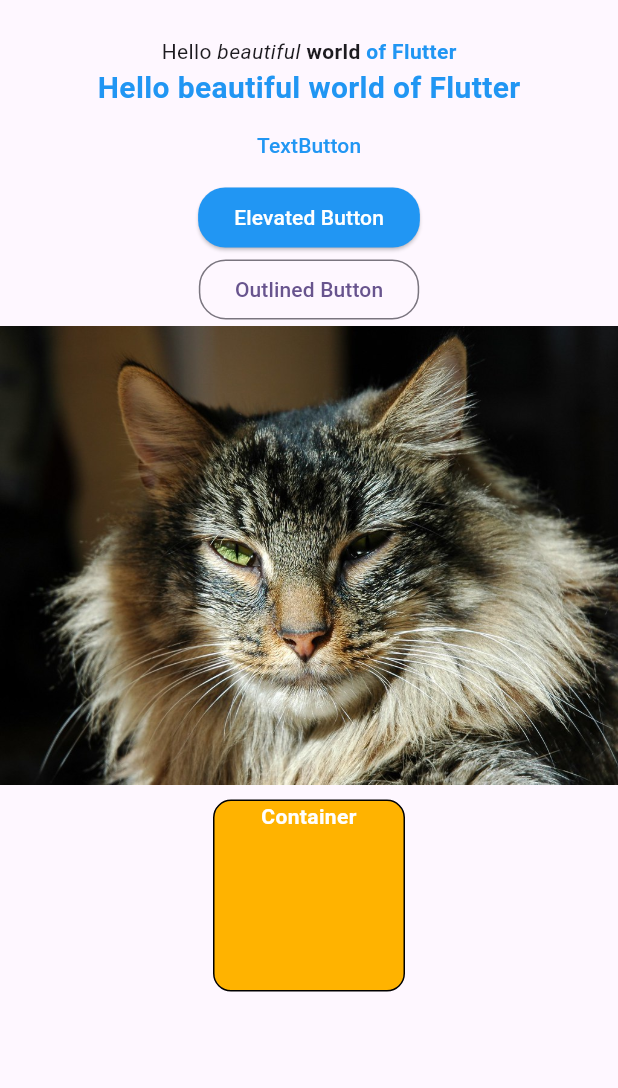
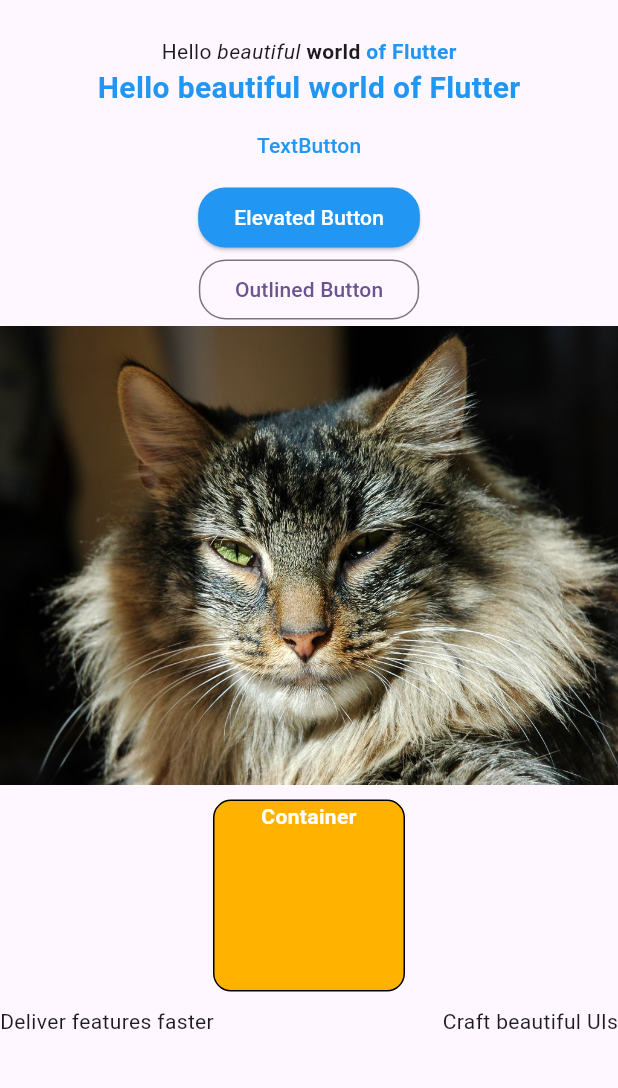
Before and after one commit to DevAiKaiSys/CMDev_Flutter, a Flutter app: the screen it shows after launch, on a phone screen of 412 x 824 dp, the part 63-1151 px from its top. Run offline on Flutter 3.47's test engine with Material 3 defaults, Android fonts, the phone set to English and light mode, and no system bars.

Commit message:
Flutter Online 2024 Ep.23 Row Widget

```diff
--- /dev/null
+++ b/Workshops/flutter_application/lib/lesson/ep23/my_row_widget.dart
@@ -0,0 +1,16 @@
+import 'package:flutter/material.dart';
+
+class MyRowWidget extends StatelessWidget {
+  const MyRowWidget({super.key});
+
+  @override
+  Widget build(BuildContext context) {
+    return const Row(
+      mainAxisAlignment: MainAxisAlignment.spaceBetween,
+      children: <Widget>[
+        Text('Deliver features faster', textAlign: TextAlign.center),
+        Text('Craft beautiful UIs', textAlign: TextAlign.center)
+      ],
+    );
+  }
+}
--- a/Workshops/flutter_application/lib/screens/home_screen.dart
+++ b/Workshops/flutter_application/lib/screens/home_screen.dart
@@ -3,6 +3,7 @@ import 'package:flutter_application/lesson/ep19/my_text_widget.dart';
 import 'package:flutter_application/lesson/ep20/my_button_widget.dart';
 import 'package:flutter_application/lesson/ep21/my_image_widget.dart';
 import 'package:flutter_application/lesson/ep22/my_container_widget.dart';
+import 'package:flutter_application/lesson/ep23/my_row_widget.dart';
 
 class HomeScreen extends StatelessWidget {
   const HomeScreen({super.key});
@@ -23,6 +24,7 @@ class HomeScreen extends StatelessWidget {
             MyButtonsWidget(),
             MyImageWidget(),
             MyContainerWidget(),
+            MyRowWidget(),
           ],
         ),
       ),
```
